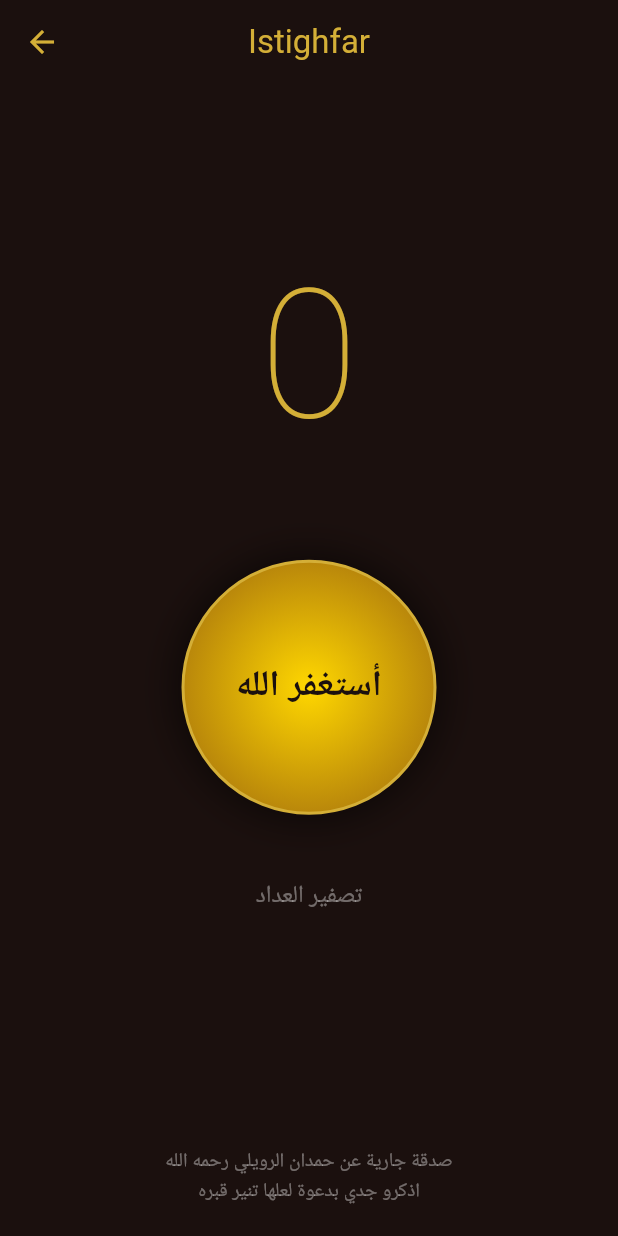
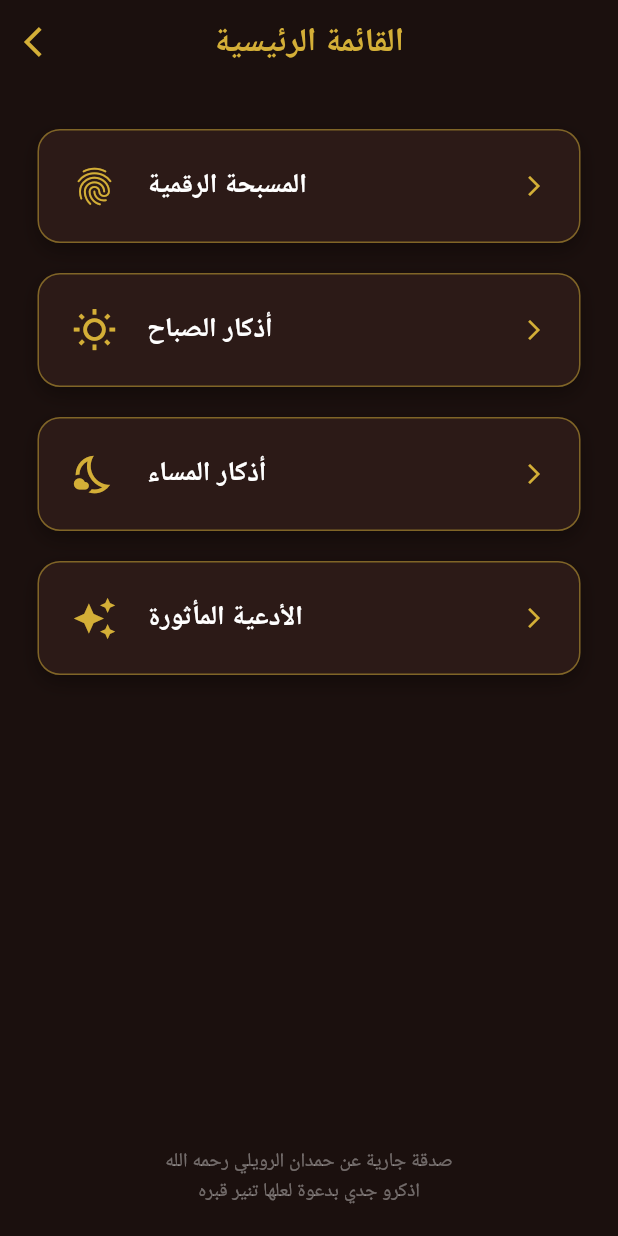
Before and after one commit to Mead47c/Istighfar-App, a Flutter app: the screen it shows after launch, after a tap on "ابدأ الآن", on a phone screen of 412 x 824 dp. Run offline on Flutter 3.47's test engine with Material 3 defaults, Android fonts, the phone set to English and light mode, and no system bars.

```diff
--- /dev/null
+++ b/lib/charity_widget.dart
@@ -0,0 +1,21 @@
+import 'package:flutter/material.dart';
+
+class CharityText extends StatelessWidget {
+  const CharityText({super.key});
+
+  @override
+  Widget build(BuildContext context) {
+    return const Padding(
+      padding: EdgeInsets.only(bottom: 20.0, top: 10, left: 20, right: 20),
+      child: Text(
+        "صدقة جارية عن حمدان الرويلي رحمه الله\nاذكرو جدي بدعوة لعلها تنير قبره",
+        textAlign: TextAlign.center,
+        style: TextStyle(
+          color: Colors.white38,
+          fontSize: 13,
+          height: 1.5,
+        ),
+      ),
+    );
+  }
+}
--- /dev/null
+++ b/lib/home_menu.dart
@@ -0,0 +1,112 @@
+import 'package:flutter/material.dart';
+import 'tasbeeh_page.dart';
+import 'morning_azkar.dart';
+import 'evening_azkar.dart';
+import 'duas_page.dart';
+import 'charity_widget.dart'; // تأكدي من وجود هذا السطر ✅
+
+class HomeMenu extends StatelessWidget {
+  const HomeMenu({super.key});
+
+  @override
+  Widget build(BuildContext context) {
+    return Scaffold(
+      backgroundColor: const Color(0xFF1B100E),
+      appBar: AppBar(
+        title: const Text(
+          'القائمة الرئيسية',
+          style: TextStyle(color: Color(0xFFD4AF37), fontWeight: FontWeight.bold),
+        ),
+        backgroundColor: Colors.transparent,
+        elevation: 0,
+        centerTitle: true,
+        leading: IconButton(
+          icon: const Icon(Icons.arrow_back_ios, color: Color(0xFFD4AF37)),
+          onPressed: () => Navigator.pop(context),
+        ),
+      ),
+      body: Column( // استخدمنا Column هنا لترتيب القائمة مع نص الصدقة بالأسفل
+        children: [
+          Expanded(
+            child: SingleChildScrollView(
+              child: Column(
+                mainAxisAlignment: MainAxisAlignment.center,
+                children: [
+                  const SizedBox(height: 20),
+
+                  menuItem(context, 'المسبحة الرقمية', Icons.fingerprint, () {
+                    Navigator.push(
+                      context,
+                      MaterialPageRoute(builder: (context) => const TasbeehCounter()),
+                    );
+                  }),
+
+                  menuItem(context, 'أذكار الصباح', Icons.wb_sunny_outlined, () {
+                    Navigator.push(
+                      context,
+                      MaterialPageRoute(builder: (context) => const MorningAzkar()),
+                    );
+                  }),
+
+                  menuItem(context, 'أذكار المساء', Icons.nights_stay_outlined, () {
+                    Navigator.push(
+                      context,
+                      MaterialPageRoute(builder: (context) => const EveningAzkar()),
+                    );
+                  }),
+
+                  menuItem(context, 'الأدعية المأثورة', Icons.auto_awesome, () {
+                    Navigator.push(
+                      context,
+                      MaterialPageRoute(builder: (context) => const DuasPage()),
+                    );
+                  }),
+                ],
+              ),
+            ),
+          ),
+          // نص الصدقة الجارية يظهر دائماً في أسفل القائمة الرئيسية ✅
+          const CharityText(),
+        ],
+      ),
+    );
+  }
+
+  Widget menuItem(BuildContext context, String title, IconData icon, VoidCallback onTap) {
+    return GestureDetector(
+      onTap: onTap,
+      child: Container(
+        margin: const EdgeInsets.symmetric(vertical: 10, horizontal: 25),
+        padding: const EdgeInsets.all(22),
+        decoration: BoxDecoration(
+          color: const Color(0xFF2C1A17),
+          borderRadius: BorderRadius.circular(15),
+          border: Border.all(color: const Color(0xFFD4AF37).withOpacity(0.5), width: 1),
+          boxShadow: [
+            BoxShadow(
+              color: Colors.black.withOpacity(0.3),
+              blurRadius: 10,
+              offset: const Offset(0, 5),
+            ),
+          ],
+        ),
+        child: Row(
+          children: [
+            Icon(icon, color: const Color(0xFFD4AF37), size: 30),
+            const SizedBox(width: 20),
+            Text(
+              title,
+              style: const TextStyle(
+                color: Colors.white,
+                fontSize: 18,
+                fontWeight: FontWeight.w600,
+              ),
+            ),
+            const Spacer(),
+            const Icon(Icons.arrow_forward_ios, color: Color(0xFFD4AF37), size: 16),
+          ],
+        ),
+      ),
+    );
+  }
+}
--- a/lib/main.dart
+++ b/lib/main.dart
@@ -1,5 +1,6 @@
 import 'package:flutter/material.dart';
 import 'tasbeeh_page.dart';
+import 'home_menu.dart';
 
 void main() {
   runApp(const MaterialApp(
@@ -7,6 +8,7 @@ void main() {
     home: WelcomePage(),
   ));
 }
+
 
 BoxDecoration goldenDecoration() {
   return const BoxDecoration(
@@ -50,8 +52,12 @@ class WelcomePage extends StatelessWidget {
                   ),
                 ],
               ),
+
               GestureDetector(
-                onTap: () => Navigator.push(context, MaterialPageRoute(builder: (context) => const TasbeehCounter())),
+                onTap: () => Navigator.push(
+                    context,
+                    MaterialPageRoute(builder: (context) => const HomeMenu())
+                ),
                 child: Container(
                   margin: const EdgeInsets.symmetric(horizontal: 40),
                   height: 60,
```
Also changed, not shown: lib/duas_page.dart (added, +96 -0 lines), lib/evening_azkar.dart (added, +119 -0 lines), lib/morning_azkar.dart (added, +124 -0 lines), lib/tasbeeh_page.dart (+102 -35 lines), pubspec.yaml (+12 -3 lines), lib/assets/app_logo.png (added), pubspec.lock, 36 other files.
